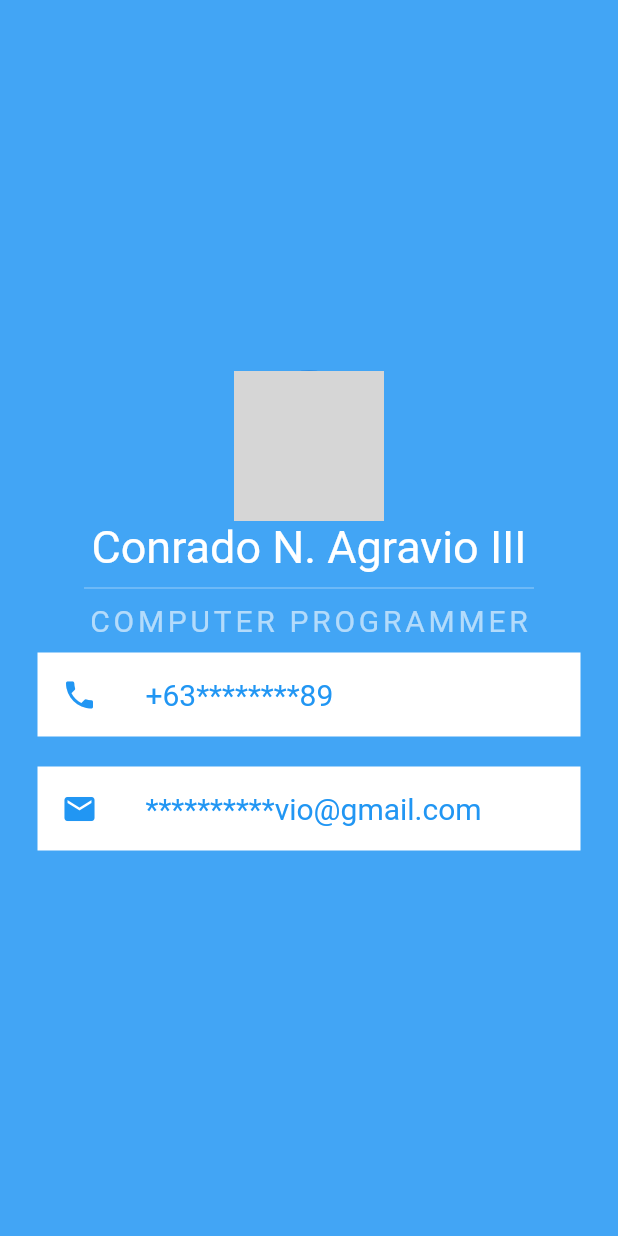
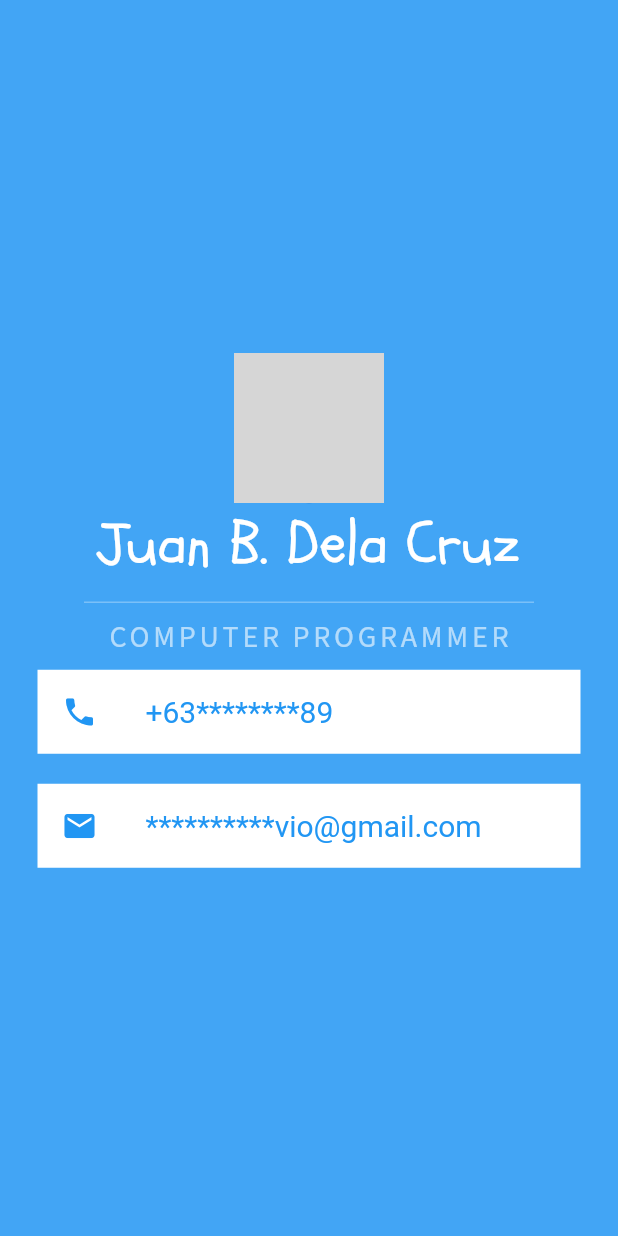
Before and after one commit to Conrado916645/basic_profile_app, a Flutter app: the screen it shows after launch, on a phone screen of 412 x 824 dp. Run offline on Flutter 3.47's test engine with Material 2 defaults, Android fonts, the phone set to English and light mode, and no system bars; network calls fail; grey boxes are pictures that could not be loaded.

Commit message:
change tex font family

```diff
--- a/lib/main.dart
+++ b/lib/main.dart
@@ -21,8 +21,11 @@ class MyApp extends StatelessWidget {
                   'https://scontent.fmnl18-1.fna.fbcdn.net/v/t1.0-9/p960x960/82822916_456001548617228_6769033333700558848_o.jpg?_nc_cat=103&_nc_sid=85a577&_nc_eui2=AeFU59oKfPBO8qydTlo3NKV57oMzDII2ndnugzMMgjad2dabV8p6eGYkDmMKIJfhfIuLz6NOPEpU0x05BBEP1A6U&_nc_ohc=YJ37QAMV1h4AX9ge3Qk&_nc_ht=scontent.fmnl18-1.fna&_nc_tp=6&oh=664f8cfd196cbc35b215c8b6477c0463&oe=5EC45FFF'),
             ),
             Text(
-              'Conrado N. Agravio III',
-              style: TextStyle(color: Colors.white, fontSize: 30.0),
+              'Juan B. Dela Cruz',
+              style: TextStyle(
+                  color: Colors.white,
+                  fontSize: 40.0,
+                  fontFamily: 'Schoolbell'),
             ),
             SizedBox(
               width: 300.0,
@@ -35,7 +38,7 @@ class MyApp extends StatelessWidget {
             Text(
               'COMPUTER PROGRAMMER',
               style: TextStyle(
-                  color: Colors.white60, fontSize: 20.0, letterSpacing: 2.5),
+                  color: Colors.white60, fontSize: 20.0, letterSpacing: 2.5,fontFamily: 'SourceSansPro'),
             ),
             Container(
               margin: EdgeInsets.symmetric(vertical: 10.0, horizontal: 25.0),
```
